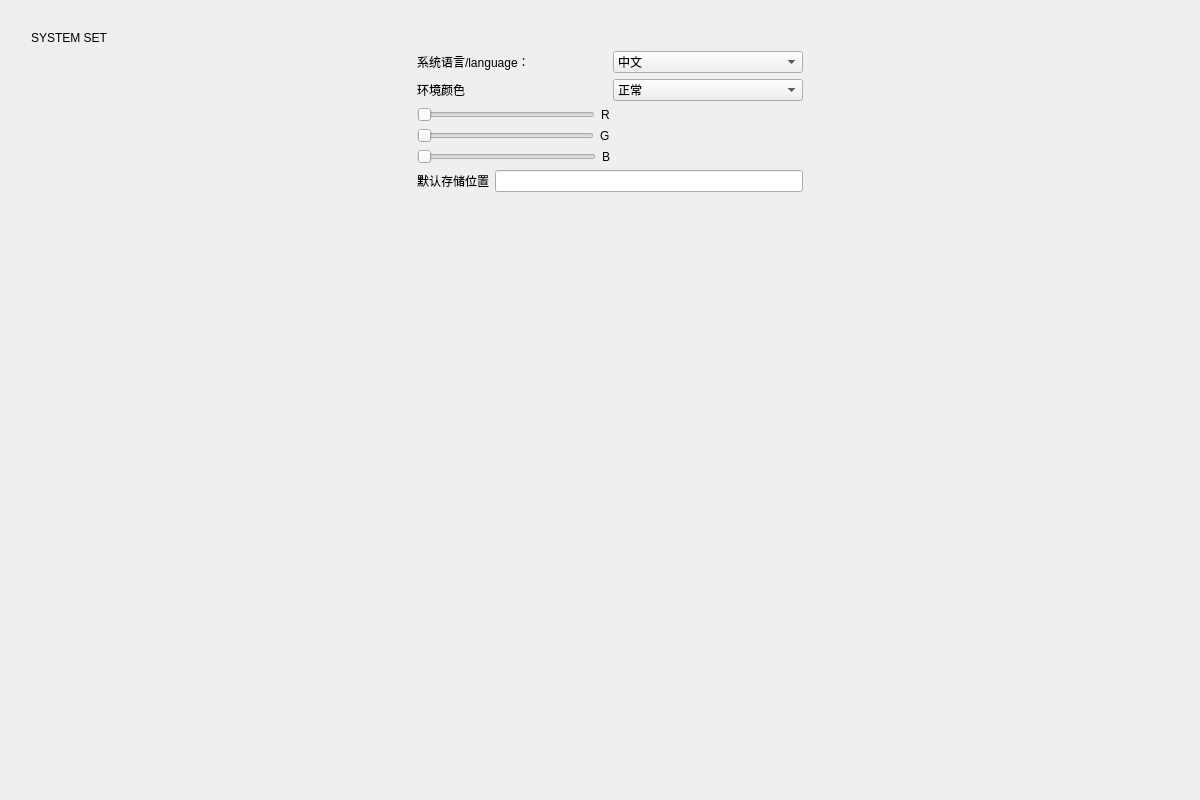
First picture: the form in systemset_window.ui, repository Mr-tang0/Qt_based_MG_stepper_motor_operating_system, before the edit.
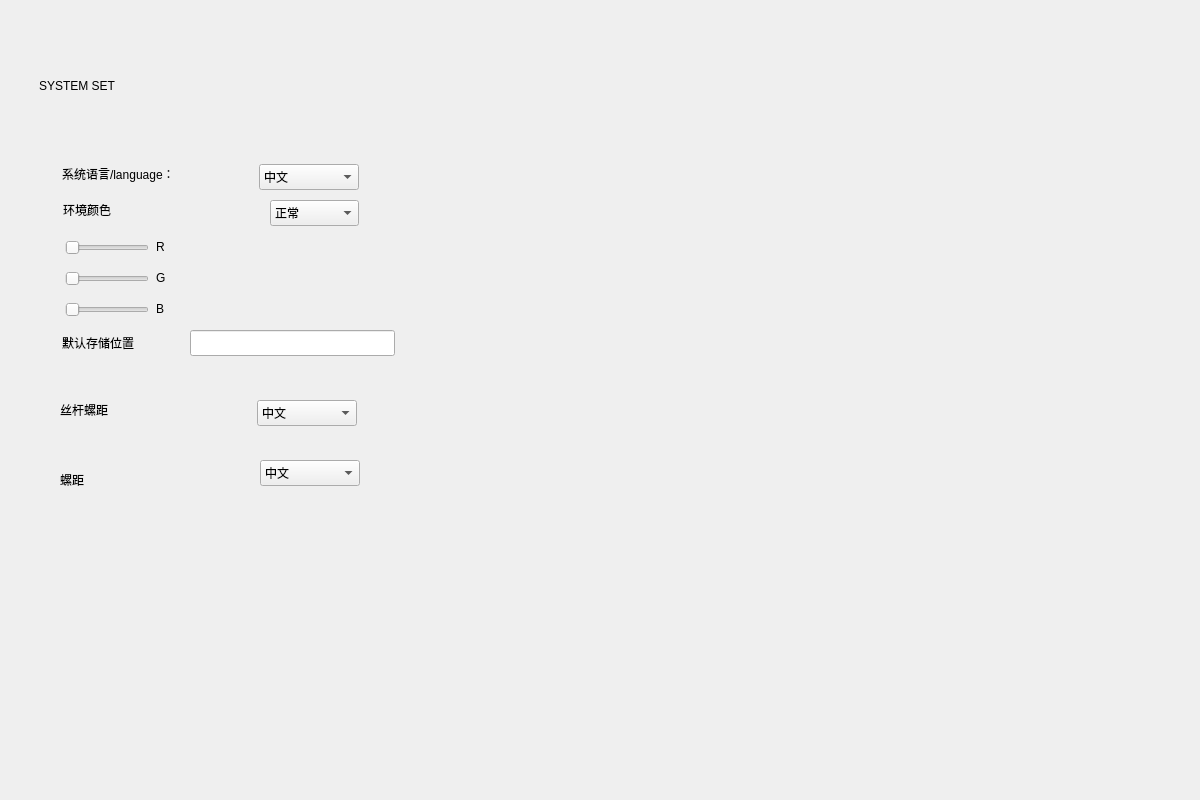
Second picture: the form after the edit.

What changed in the file:
```diff
--- a/systemset_window.ui
+++ b/systemset_window.ui
@@ -13,37 +13,15 @@
   <property name="windowTitle">
    <string>Form</string>
   </property>
-  <layout class="QGridLayout" name="gridLayout">
-   <item row="0" column="0">
-    <spacer name="verticalSpacer_2">
-     <property name="orientation">
-      <enum>Qt::Vertical</enum>
-     </property>
-     <property name="sizeHint" stdset="0">
-      <size>
-       <width>20</width>
-       <height>40</height>
-      </size>
-     </property>
-    </spacer>
-   </item>
-   <item row="0" column="1">
-    <layout class="QVBoxLayout" name="verticalLayout_5">
-     <item>
-      <spacer name="horizontalSpacer_3">
-       <property name="orientation">
-        <enum>Qt::Horizontal</enum>
-       </property>
-       <property name="sizeHint" stdset="0">
-        <size>
-         <width>40</width>
-         <height>20</height>
-        </size>
-       </property>
-      </spacer>
-     </item>
-     <item>
       <widget class="QLabel" name="label_3">
+   <property name="geometry">
+    <rect>
+     <x>39</x>
+     <y>39</y>
+     <width>525</width>
+     <height>93</height>
+    </rect>
+   </property>
        <property name="styleSheet">
         <string notr="true">QLabel
 {
@@ -57,30 +35,116 @@
         <set>Qt::AlignLeading|Qt::AlignLeft|Qt::AlignVCenter</set>
        </property>
       </widget>
+  <widget class="QLabel" name="label_8">
+   <property name="geometry">
+    <rect>
+     <x>60</x>
+     <y>400</y>
+     <width>190</width>
+     <height>20</height>
+    </rect>
+   </property>
+   <property name="styleSheet">
+    <string notr="true">font: 12pt &quot;幼圆&quot;;</string>
+   </property>
+   <property name="text">
+    <string>丝杆螺距</string>
+   </property>
+  </widget>
+  <widget class="QComboBox" name="language_2">
+   <property name="geometry">
+    <rect>
+     <x>257</x>
+     <y>400</y>
+     <width>100</width>
+     <height>26</height>
+    </rect>
+   </property>
+   <property name="styleSheet">
+    <string notr="true">font: 12pt &quot;幼圆&quot;;</string>
+   </property>
+   <item>
+    <property name="text">
+     <string>中文</string>
+    </property>
      </item>
      <item>
-      <layout class="QVBoxLayout" name="verticalLayout_4">
+    <property name="text">
+     <string>English</string>
+    </property>
+   </item>
+  </widget>
+  <widget class="QComboBox" name="language_3">
+   <property name="geometry">
+    <rect>
+     <x>260</x>
+     <y>460</y>
+     <width>100</width>
+     <height>26</height>
+    </rect>
+   </property>
+   <property name="styleSheet">
+    <string notr="true">font: 12pt &quot;幼圆&quot;;</string>
+   </property>
        <item>
-        <layout class="QHBoxLayout" name="horizontalLayout_8">
+    <property name="text">
+     <string>中文</string>
+    </property>
+   </item>
          <item>
-          <spacer name="horizontalSpacer_4">
-           <property name="orientation">
-            <enum>Qt::Horizontal</enum>
-           </property>
-           <property name="sizeHint" stdset="0">
-            <size>
-             <width>40</width>
+    <property name="text">
+     <string>English</string>
+    </property>
+   </item>
+  </widget>
+  <widget class="QLabel" name="label_9">
+   <property name="geometry">
+    <rect>
+     <x>60</x>
+     <y>470</y>
+     <width>190</width>
              <height>20</height>
-            </size>
-           </property>
-          </spacer>
+    </rect>
+   </property>
+   <property name="styleSheet">
+    <string notr="true">font: 12pt &quot;幼圆&quot;;</string>
+   </property>
+   <property name="text">
+    <string>螺距</string>
+   </property>
+  </widget>
+  <widget class="QComboBox" name="language">
+   <property name="geometry">
+    <rect>
+     <x>259</x>
+     <y>164</y>
+     <width>100</width>
+     <height>26</height>
+    </rect>
+   </property>
+   <property name="styleSheet">
+    <string notr="true">font: 12pt &quot;幼圆&quot;;</string>
+   </property>
+   <item>
+    <property name="text">
+     <string>中文</string>
+    </property>
          </item>
          <item>
-          <layout class="QVBoxLayout" name="verticalLayout_3">
-           <item>
-            <layout class="QHBoxLayout" name="horizontalLayout_4">
-             <item>
+    <property name="text">
+     <string>English</string>
+    </property>
+   </item>
+  </widget>
               <widget class="QLabel" name="label">
+   <property name="geometry">
+    <rect>
+     <x>62</x>
+     <y>164</y>
+     <width>190</width>
+     <height>20</height>
+    </rect>
+   </property>
                <property name="styleSheet">
                 <string notr="true">font: 12pt &quot;幼圆&quot;;</string>
                </property>
@@ -88,79 +152,44 @@
                 <string>系统语言/language：</string>
                </property>
               </widget>
-             </item>
-             <item>
-              <widget class="QComboBox" name="language">
-               <property name="styleSheet">
-                <string notr="true">font: 12pt &quot;幼圆&quot;;</string>
-               </property>
-               <item>
-                <property name="text">
-                 <string>中文</string>
-                </property>
-               </item>
-               <item>
-                <property name="text">
-                 <string>English</string>
-                </property>
-               </item>
-              </widget>
-             </item>
-            </layout>
-           </item>
-           <item>
-            <layout class="QVBoxLayout" name="verticalLayout_2">
-             <item>
-              <layout class="QHBoxLayout" name="horizontalLayout_5">
-               <item>
-                <widget class="QLabel" name="label_2">
+  <widget class="QLabel" name="label_6">
+   <property name="geometry">
+    <rect>
+     <x>156</x>
+     <y>299</y>
+     <width>16</width>
+     <height>20</height>
+    </rect>
+   </property>
                  <property name="styleSheet">
                   <string notr="true">font: 12pt &quot;幼圆&quot;;</string>
                  </property>
                  <property name="text">
-                  <string>环境颜色</string>
-                 </property>
-                </widget>
-               </item>
-               <item>
-                <widget class="QComboBox" name="color">
-                 <property name="styleSheet">
-                  <string notr="true">font: 12pt &quot;幼圆&quot;;</string>
-                 </property>
-                 <item>
-                  <property name="text">
-                   <string>正常</string>
-                  </property>
-                 </item>
-                 <item>
-                  <property name="text">
-                   <string>暗色</string>
-                  </property>
-                 </item>
-                 <item>
-                  <property name="text">
-                   <string>自定义</string>
-                  </property>
-                 </item>
-                </widget>
-               </item>
-              </layout>
-             </item>
-             <item>
-              <layout class="QHBoxLayout" name="horizontalLayout_6">
-               <item>
-                <layout class="QVBoxLayout" name="verticalLayout">
-                 <item>
-                  <layout class="QHBoxLayout" name="horizontalLayout">
-                   <item>
-                    <widget class="QSlider" name="red">
+    <string>B</string>
+   </property>
+  </widget>
+  <widget class="QSlider" name="blue">
+   <property name="geometry">
+    <rect>
+     <x>65</x>
+     <y>299</y>
+     <width>84</width>
+     <height>22</height>
+    </rect>
+   </property>
                      <property name="orientation">
                       <enum>Qt::Horizontal</enum>
                      </property>
                     </widget>
-                   </item>
-                   <item>
                     <widget class="QLabel" name="label_4">
+   <property name="geometry">
+    <rect>
+     <x>156</x>
+     <y>237</y>
+     <width>16</width>
+     <height>20</height>
+    </rect>
+   </property>
                      <property name="styleSheet">
                       <string notr="true">font: 12pt &quot;幼圆&quot;;</string>
                      </property>
@@ -168,20 +197,41 @@
                       <string>R</string>
                      </property>
                     </widget>
-                   </item>
-                  </layout>
-                 </item>
-                 <item>
-                  <layout class="QHBoxLayout" name="horizontalLayout_2">
-                   <item>
+  <widget class="QSlider" name="red">
+   <property name="geometry">
+    <rect>
+     <x>65</x>
+     <y>237</y>
+     <width>84</width>
+     <height>22</height>
+    </rect>
+   </property>
+   <property name="orientation">
+    <enum>Qt::Horizontal</enum>
+   </property>
+  </widget>
                     <widget class="QSlider" name="green">
+   <property name="geometry">
+    <rect>
+     <x>65</x>
+     <y>268</y>
+     <width>84</width>
+     <height>22</height>
+    </rect>
+   </property>
                      <property name="orientation">
                       <enum>Qt::Horizontal</enum>
                      </property>
                     </widget>
-                   </item>
-                   <item>
                     <widget class="QLabel" name="label_5">
+   <property name="geometry">
+    <rect>
+     <x>156</x>
+     <y>268</y>
+     <width>16</width>
+     <height>20</height>
+    </rect>
+   </property>
                      <property name="styleSheet">
                       <string notr="true">font: 12pt &quot;幼圆&quot;;</string>
                      </property>
@@ -189,53 +239,15 @@
                       <string>G</string>
                      </property>
                     </widget>
-                   </item>
-                  </layout>
-                 </item>
-                 <item>
-                  <layout class="QHBoxLayout" name="horizontalLayout_3">
-                   <item>
-                    <widget class="QSlider" name="blue">
-                     <property name="orientation">
-                      <enum>Qt::Horizontal</enum>
-                     </property>
-                    </widget>
-                   </item>
-                   <item>
-                    <widget class="QLabel" name="label_6">
-                     <property name="styleSheet">
-                      <string notr="true">font: 12pt &quot;幼圆&quot;;</string>
-                     </property>
-                     <property name="text">
-                      <string>B</string>
-                     </property>
-                    </widget>
-                   </item>
-                  </layout>
-                 </item>
-                </layout>
-               </item>
-               <item>
-                <spacer name="horizontalSpacer">
-                 <property name="orientation">
-                  <enum>Qt::Horizontal</enum>
-                 </property>
-                 <property name="sizeHint" stdset="0">
-                  <size>
-                   <width>40</width>
-                   <height>20</height>
-                  </size>
-                 </property>
-                </spacer>
-               </item>
-              </layout>
-             </item>
-            </layout>
-           </item>
-           <item>
-            <layout class="QHBoxLayout" name="horizontalLayout_7">
-             <item>
               <widget class="QLabel" name="label_7">
+   <property name="geometry">
+    <rect>
+     <x>62</x>
+     <y>333</y>
+     <width>120</width>
+     <height>20</height>
+    </rect>
+   </property>
                <property name="styleSheet">
                 <string notr="true">font: 12pt &quot;幼圆&quot;;</string>
                </property>
@@ -243,51 +255,63 @@
                 <string>默认存储位置</string>
                </property>
               </widget>
-             </item>
-             <item>
               <widget class="QLineEdit" name="filepath">
+   <property name="geometry">
+    <rect>
+     <x>190</x>
+     <y>330</y>
+     <width>205</width>
+     <height>26</height>
+    </rect>
+   </property>
                <property name="styleSheet">
                 <string notr="true">font: 12pt &quot;幼圆&quot;;</string>
                </property>
               </widget>
-             </item>
-            </layout>
-           </item>
-          </layout>
-         </item>
-         <item>
-          <spacer name="horizontalSpacer_2">
-           <property name="orientation">
-            <enum>Qt::Horizontal</enum>
-           </property>
-           <property name="sizeHint" stdset="0">
-            <size>
-             <width>40</width>
+  <widget class="QLabel" name="label_2">
+   <property name="geometry">
+    <rect>
+     <x>63</x>
+     <y>200</y>
+     <width>80</width>
              <height>20</height>
-            </size>
-           </property>
-          </spacer>
-         </item>
-        </layout>
+    </rect>
+   </property>
+   <property name="styleSheet">
+    <string notr="true">font: 12pt &quot;幼圆&quot;;</string>
+   </property>
+   <property name="text">
+    <string>环境颜色</string>
+   </property>
+  </widget>
+  <widget class="QComboBox" name="color">
+   <property name="geometry">
+    <rect>
+     <x>270</x>
+     <y>200</y>
+     <width>89</width>
+     <height>26</height>
+    </rect>
+   </property>
+   <property name="styleSheet">
+    <string notr="true">font: 12pt &quot;幼圆&quot;;</string>
+   </property>
+   <item>
+    <property name="text">
+     <string>正常</string>
+    </property>
+   </item>
+   <item>
+    <property name="text">
+     <string>暗色</string>
+    </property>
        </item>
        <item>
-        <spacer name="verticalSpacer">
-         <property name="orientation">
-          <enum>Qt::Vertical</enum>
-         </property>
-         <property name="sizeHint" stdset="0">
-          <size>
-           <width>20</width>
-           <height>40</height>
-          </size>
-         </property>
-        </spacer>
-       </item>
-      </layout>
-     </item>
-    </layout>
-   </item>
-  </layout>
+    <property name="text">
+     <string>自定义</string>
+    </property>
+   </item>
+  </widget>
  </widget>
  <resources/>
  <connections/>
```
Lines whose indentation alone changed are shown as unchanged.
